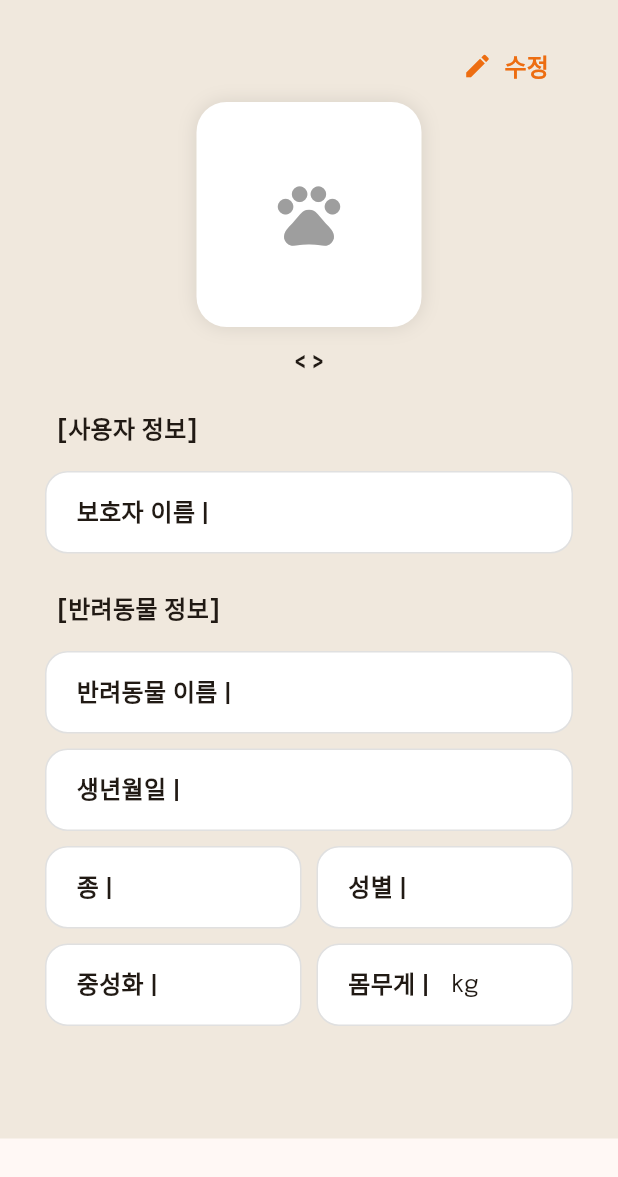
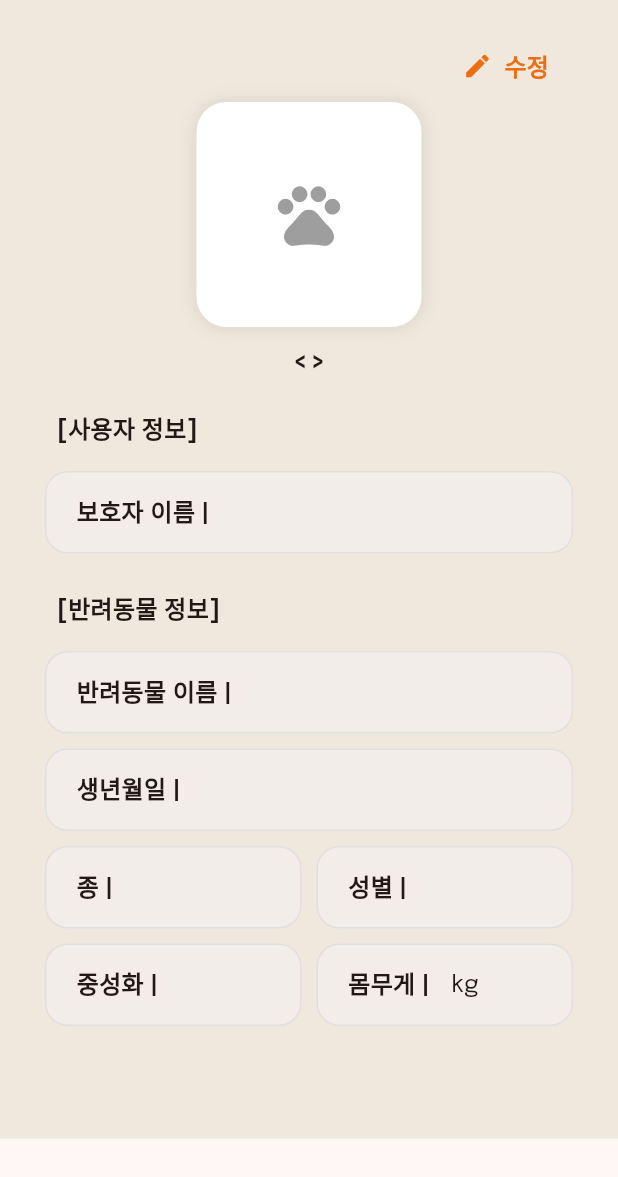
Before and after one commit to DanmmGuide/dang, a Flutter app: the MyPage widget shown alone on an empty page, opened directly with empty values, on a phone screen of 412 x 824 dp. Shown: the top 1177 px of the screen. Run offline on Flutter 3.47's test engine with Material 3 defaults, Android fonts, the light colour scheme and no system bars; our stand-ins replace dio, image_picker, shared_preferences, sqflite; accounts and stored records are empty; network calls fail.

Commit message:
마이페이지 박스 색상 변경

```diff
--- a/lib/pages/my_page/my_page.dart
+++ b/lib/pages/my_page/my_page.dart
@@ -535,7 +535,7 @@ class _MyPageState extends State<MyPage> {
         height: 55,
         padding: const EdgeInsets.symmetric(horizontal: 20),
         decoration: BoxDecoration(
-          color: Colors.white,
+          color: const Color(0xFFF2EDE8),
           borderRadius: BorderRadius.circular(15),
           border: Border.all(
             color: _isEditing ? const Color(0xFFED6D11) : Colors.grey.shade300,
```
Also changed, not shown: lib/pages/auth/login_page.dart (line endings or trailing spaces), pubspec.lock.
